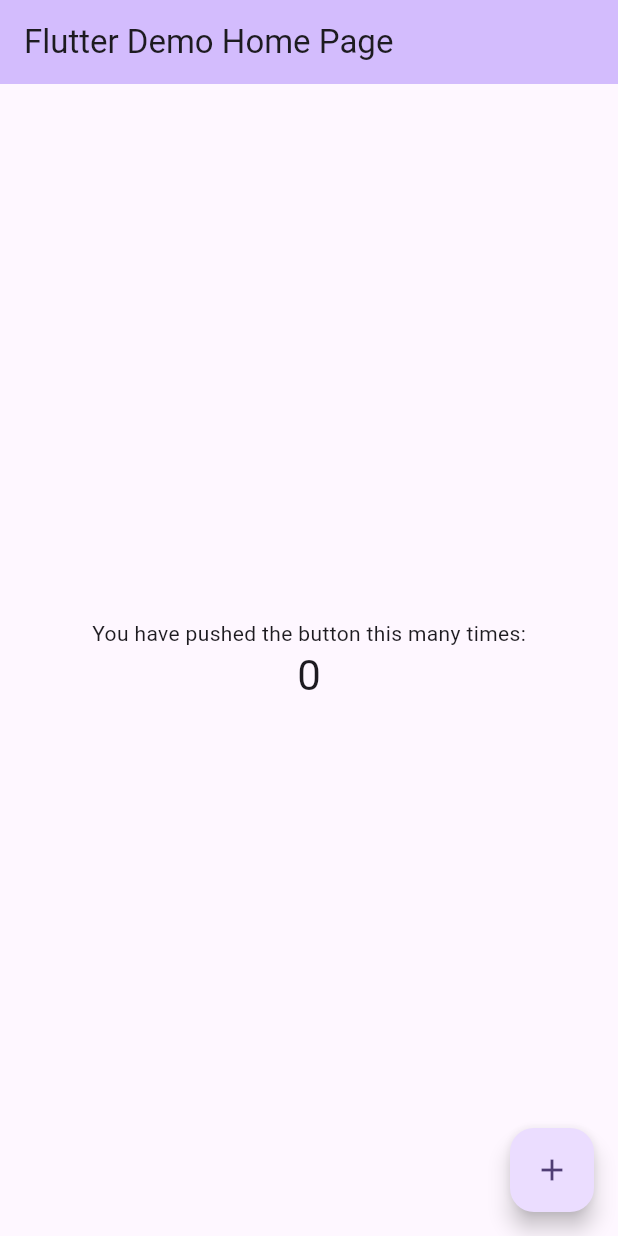
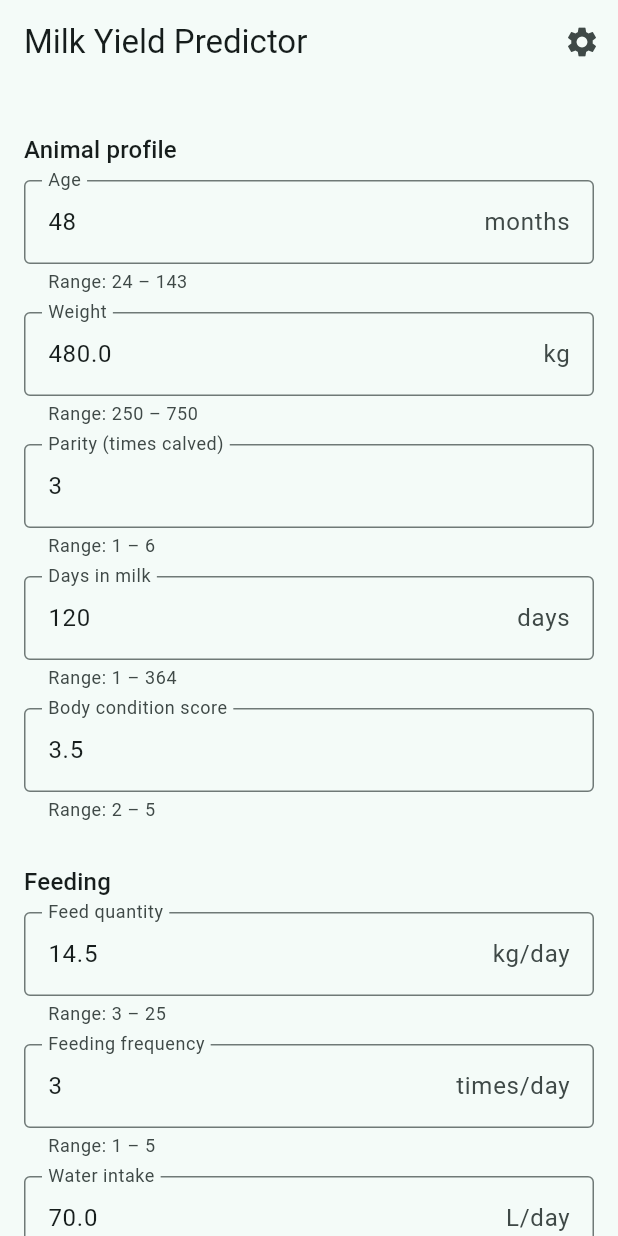
Before and after one commit to nabide63/regression-analysis-summative, a Flutter app: the screen it shows after launch, on a phone screen of 412 x 824 dp. Run offline on Flutter 3.47's test engine with Material 3 defaults, Android fonts, the phone set to English and light mode, and no system bars.

```diff
--- a/task3_flutter_app/lib/main.dart
+++ b/task3_flutter_app/lib/main.dart
@@ -1,122 +1,23 @@
 import 'package:flutter/material.dart';
 
+import 'screens/predict_screen.dart';
+
 void main() {
-  runApp(const MyApp());
+  runApp(const MilkYieldApp());
 }
 
-class MyApp extends StatelessWidget {
-  const MyApp({super.key});
+class MilkYieldApp extends StatelessWidget {
+  const MilkYieldApp({super.key});
 
-  // This widget is the root of your application.
   @override
   Widget build(BuildContext context) {
     return MaterialApp(
-      title: 'Flutter Demo',
+      title: 'Milk Yield Predictor',
       theme: ThemeData(
-        // This is the theme of your application.
-        //
-        // TRY THIS: Try running your application with "flutter run". You'll see
-        // the application has a purple toolbar. Then, without quitting the app,
-        // try changing the seedColor in the colorScheme below to Colors.green
-        // and then invoke "hot reload" (save your changes or press the "hot
-        // reload" button in a Flutter-supported IDE, or press "r" if you used
-        // the command line to start the app).
-        //
-        // Notice that the counter didn't reset back to zero; the application
-        // state is not lost during the reload. To reset the state, use hot
-        // restart instead.
-        //
-        // This works for code too, not just values: Most code changes can be
-        // tested with just a hot reload.
-        colorScheme: .fromSeed(seedColor: Colors.deepPurple),
+        colorScheme: ColorScheme.fromSeed(seedColor: Colors.teal),
+        useMaterial3: true,
       ),
-      home: const MyHomePage(title: 'Flutter Demo Home Page'),
+      home: const PredictScreen(),
     );
   }
 }
-
-class MyHomePage extends StatefulWidget {
-  const MyHomePage({super.key, required this.title});
-
-  // This widget is the home page of your application. It is stateful, meaning
-  // that it has a State object (defined below) that contains fields that affect
-  // how it looks.
-
-  // This class is the configuration for the state. It holds the values (in this
-  // case the title) provided by the parent (in this case the App widget) and
-  // used by the build method of the State. Fields in a Widget subclass are
-  // always marked "final".
-
-  final String title;
-
-  @override
-  State<MyHomePage> createState() => _MyHomePageState();
-}
-
-class _MyHomePageState extends State<MyHomePage> {
-  int _counter = 0;
-
-  void _incrementCounter() {
-    setState(() {
-      // This call to setState tells the Flutter framework that something has
-      // changed in this State, which causes it to rerun the build method below
-      // so that the display can reflect the updated values. If we changed
-      // _counter without calling setState(), then the build method would not be
-      // called again, and so nothing would appear to happen.
-      _counter++;
-    });
-  }
-
-  @override
-  Widget build(BuildContext context) {
-    // This method is rerun every time setState is called, for instance as done
-    // by the _incrementCounter method above.
-    //
-    // The Flutter framework has been optimized to make rerunning build methods
-    // fast, so that you can just rebuild anything that needs updating rather
-    // than having to individually change instances of widgets.
-    return Scaffold(
-      appBar: AppBar(
-        // TRY THIS: Try changing the color here to a specific color (to
-        // Colors.amber, perhaps?) and trigger a hot reload to see the AppBar
-        // change color while the other colors stay the same.
-        backgroundColor: Theme.of(context).colorScheme.inversePrimary,
-        // Here we take the value from the MyHomePage object that was created by
-        // the App.build method, and use it to set our appbar title.
-        title: Text(widget.title),
-      ),
-      body: Center(
-        // Center is a layout widget. It takes a single child and positions it
-        // in the middle of the parent.
-        child: Column(
-          // Column is also a layout widget. It takes a list of children and
-          // arranges them vertically. By default, it sizes itself to fit its
-          // children horizontally, and tries to be as tall as its parent.
-          //
-          // Column has various properties to control how it sizes itself and
-          // how it positions its children. Here we use mainAxisAlignment to
-          // center the children vertically; the main axis here is the vertical
-          // axis because Columns are vertical (the cross axis would be
-          // horizontal).
-          //
-          // TRY THIS: Invoke "debug painting" (choose the "Toggle Debug Paint"
-          // action in the IDE, or press "p" in the console), to see the
-          // wireframe for each widget.
-          mainAxisAlignment: .center,
-          children: [
-            const Text('You have pushed the button this many times:'),
-            Text(
-              '$_counter',
-              style: Theme.of(context).textTheme.headlineMedium,
-            ),
-          ],
-        ),
-      ),
-      floatingActionButton: FloatingActionButton(
-        onPressed: _incrementCounter,
-        tooltip: 'Increment',
-        child: const Icon(Icons.add),
-      ),
-    );
-  }
-}
--- /dev/null
+++ b/task3_flutter_app/lib/models/feature_specs.dart
@@ -0,0 +1,151 @@
+/// Feature definitions for the cow prediction form.
+///
+/// Mirrors task2_api/features.py and task2_api/schemas.py (field bounds,
+/// category values, and the example record) so the form only ever sends
+/// values the API's Pydantic validation will accept.
+library;
+
+class NumericFieldSpec {
+  final String key;
+  final String label;
+  final String unit;
+  final double min;
+  final double max;
+  final bool isInt;
+  final num defaultValue;
+
+  const NumericFieldSpec({
+    required this.key,
+    required this.label,
+    required this.unit,
+    required this.min,
+    required this.max,
+    required this.isInt,
+    required this.defaultValue,
+  });
+}
+
+class VaccineSpec {
+  final String key;
+  final String label;
+  final bool defaultValue;
+
+  const VaccineSpec({
+    required this.key,
+    required this.label,
+    required this.defaultValue,
+  });
+}
+
+class CategoricalSpec {
+  final String key;
+  final String label;
+  final List<String> options;
+  final String defaultValue;
+
+  const CategoricalSpec({
+    required this.key,
+    required this.label,
+    required this.options,
+    required this.defaultValue,
+  });
+}
+
+const List<NumericFieldSpec> animalProfileFields = [
+  NumericFieldSpec(key: 'Age_Months', label: 'Age', unit: 'months', min: 24, max: 143, isInt: true, defaultValue: 48),
+  NumericFieldSpec(key: 'Weight_kg', label: 'Weight', unit: 'kg', min: 250, max: 750, isInt: false, defaultValue: 480.0),
+  NumericFieldSpec(key: 'Parity', label: 'Parity (times calved)', unit: '', min: 1, max: 6, isInt: true, defaultValue: 3),
+  NumericFieldSpec(key: 'Days_in_Milk', label: 'Days in milk', unit: 'days', min: 1, max: 364, isInt: true, defaultValue: 120),
+  NumericFieldSpec(key: 'Body_Condition_Score', label: 'Body condition score', unit: '', min: 2.0, max: 5.0, isInt: false, defaultValue: 3.5),
+];
+
+const List<NumericFieldSpec> feedingFields = [
+  NumericFieldSpec(key: 'Feed_Quantity_kg', label: 'Feed quantity', unit: 'kg/day', min: 3.0, max: 25.0, isInt: false, defaultValue: 14.5),
+  NumericFieldSpec(key: 'Feeding_Frequency', label: 'Feeding frequency', unit: 'times/day', min: 1, max: 5, isInt: true, defaultValue: 3),
+  NumericFieldSpec(key: 'Water_Intake_L', label: 'Water intake', unit: 'L/day', min: 20.0, max: 120.0, isInt: false, defaultValue: 70.0),
+];
+
+const List<NumericFieldSpec> activityFields = [
+  NumericFieldSpec(key: 'Walking_Distance_km', label: 'Walking distance', unit: 'km/day', min: 0.5, max: 12.0, isInt: false, defaultValue: 4.0),
+  NumericFieldSpec(key: 'Grazing_Duration_hrs', label: 'Grazing duration', unit: 'hrs/day', min: 1.0, max: 14.0, isInt: false, defaultValue: 6.0),
+  NumericFieldSpec(key: 'Rumination_Time_hrs', label: 'Rumination time', unit: 'hrs/day', min: 4.0, max: 14.0, isInt: false, defaultValue: 8.0),
+  NumericFieldSpec(key: 'Resting_Hours', label: 'Resting hours', unit: 'hrs/day', min: 5.0, max: 18.0, isInt: false, defaultValue: 10.0),
+];
+
+const List<NumericFieldSpec> environmentFields = [
+  NumericFieldSpec(key: 'Ambient_Temperature_C', label: 'Ambient temperature', unit: '°C', min: -10.0, max: 45.0, isInt: false, defaultValue: 24.0),
+  NumericFieldSpec(key: 'Humidity_percent', label: 'Humidity', unit: '%', min: 10.0, max: 100.0, isInt: false, defaultValue: 55.0),
+  NumericFieldSpec(key: 'Housing_Score', label: 'Housing quality score', unit: '(0.3-1.0)', min: 0.3, max: 1.0, isInt: false, defaultValue: 0.7),
+];
+
+const List<NumericFieldSpec> milkingFields = [
+  NumericFieldSpec(key: 'Milking_Interval_hrs', label: 'Milking interval', unit: 'hrs', min: 6, max: 24, isInt: true, defaultValue: 12),
+  NumericFieldSpec(key: 'Previous_Week_Avg_Yield', label: 'Previous week avg yield', unit: 'L', min: 0.0, max: 38.67, isInt: false, defaultValue: 9.2),
+];
+
+const List<VaccineSpec> vaccineFields = [
+  VaccineSpec(key: 'FMD_Vaccine', label: 'Foot-and-mouth disease (FMD)', defaultValue: true),
+  VaccineSpec(key: 'Brucellosis_Vaccine', label: 'Brucellosis', defaultValue: true),
+  VaccineSpec(key: 'HS_Vaccine', label: 'Haemorrhagic septicaemia (HS)', defaultValue: false),
+  VaccineSpec(key: 'BQ_Vaccine', label: 'Black quarter (BQ)', defaultValue: false),
+  VaccineSpec(key: 'Anthrax_Vaccine', label: 'Anthrax', defaultValue: true),
+  VaccineSpec(key: 'IBR_Vaccine', label: 'Infectious bovine rhinotracheitis (IBR)', defaultValue: false),
+  VaccineSpec(key: 'BVD_Vaccine', label: 'Bovine viral diarrhea (BVD)', defaultValue: false),
+  VaccineSpec(key: 'Rabies_Vaccine', label: 'Rabies', defaultValue: true),
+];
+
+const List<String> breedOptions = [
+  'Africander', 'Ankole', 'Australian_Friesian_Sahiwal', 'Australian_Milking_Zebu',
+  'Ayrshire', 'Boran', 'Brown_Swiss', 'Butana', 'Danish_Red', 'Deoni',
+  'Exotic_Local_Cross', 'Fleckvieh', 'Gangatiri', 'Gir', 'Girolando', 'Guernsey',
+  'Hariana', 'Holstein-Friesian', 'Holstein_Zebu_Cross', 'Illawarra_Shorthorn',
+  'Jersey', 'Jersey_Zebu_Cross', 'Kankrej', 'Kenana', 'Krishna_Valley',
+  'Milking_Shorthorn', 'Montbeliarde', 'NDama', 'Normande', 'Norwegian_Red',
+  'Ongole', 'Rathi', 'Red_Poll_Africa', 'Red_Sindhi', 'Sahiwal', 'Simmental',
+  'Tharparkar', 'Tipo_Carora', 'White_Fulani', 'Zebu_Cross_Brazil',
+];
+
+const List<CategoricalSpec> categoricalFields = [
+  CategoricalSpec(key: 'Breed', label: 'Breed', options: breedOptions, defaultValue: 'Holstein-Friesian'),
+  CategoricalSpec(
+    key: 'Climate_Zone',
+    label: 'Climate zone',
+    options: ['Arid', 'Continental', 'Mediterranean', 'Subtropical', 'Temperate', 'Tropical'],
+    defaultValue: 'Tropical',
+  ),
+  CategoricalSpec(
+    key: 'Management_System',
+    label: 'Management system',
+    options: ['Extensive', 'Intensive', 'Mixed', 'Pastoral', 'Semi_Intensive'],
+    defaultValue: 'Mixed',
+  ),
+  CategoricalSpec(
+    key: 'Lactation_Stage',
+    label: 'Lactation stage',
+    options: ['Early', 'Mid', 'Late'],
+    defaultValue: 'Mid',
+  ),
+  CategoricalSpec(
+    key: 'Feed_Type',
+    label: 'Feed type',
+    options: [
+      'Concentrates', 'Crop_Residues', 'Dry_Fodder', 'Green_Fodder', 'Hay',
+      'Mixed_Feed', 'Pasture_Grass', 'Silage',
+    ],
+    defaultValue: 'Mixed_Feed',
+  ),
+  CategoricalSpec(
+    key: 'Season',
+    label: 'Season',
+    options: ['Autumn', 'Monsoon', 'Spring', 'Summer', 'Winter'],
+    defaultValue: 'Summer',
+  ),
+];
+
+const List<NumericFieldSpec> allNumericFields = [
+  ...animalProfileFields,
+  ...feedingFields,
+  ...activityFields,
+  ...environmentFields,
+  ...milkingFields,
+];
--- /dev/null
+++ b/task3_flutter_app/lib/screens/predict_screen.dart
@@ -0,0 +1,315 @@
+import 'package:flutter/material.dart';
+
+import '../models/feature_specs.dart';
+import '../services/api_service.dart';
+
+class PredictScreen extends StatefulWidget {
+  const PredictScreen({super.key});
+
+  @override
+  State<PredictScreen> createState() => _PredictScreenState();
+}
+
+class _PredictScreenState extends State<PredictScreen> {
+  final _formKey = GlobalKey<FormState>();
+  late PredictionApi _api;
+  late TextEditingController _baseUrlController;
+
+  final Map<String, TextEditingController> _numericControllers = {};
+  final Map<String, bool> _vaccineValues = {};
+  final Map<String, String> _categoricalValues = {};
+
+  bool _loading = false;
+  String? _error;
+  double? _result;
+
+  @override
+  void initState() {
+    super.initState();
+    _baseUrlController = TextEditingController(text: 'http://127.0.0.1:8000');
+    _api = PredictionApi(baseUrl: _baseUrlController.text);
+
+    for (final spec in allNumericFields) {
+      _numericControllers[spec.key] = TextEditingController(
+        text: spec.isInt
+            ? spec.defaultValue.toInt().toString()
+            : spec.defaultValue.toString(),
+      );
+    }
+    for (final spec in vaccineFields) {
+      _vaccineValues[spec.key] = spec.defaultValue;
+    }
+    for (final spec in categoricalFields) {
+      _categoricalValues[spec.key] = spec.defaultValue;
+    }
+  }
+
+  @override
+  void dispose() {
+    _baseUrlController.dispose();
+    for (final c in _numericControllers.values) {
+      c.dispose();
+    }
+    super.dispose();
+  }
+
+  Future<void> _editBaseUrl() async {
+    final controller = TextEditingController(text: _baseUrlController.text);
+    final updated = await showDialog<String>(
+      context: context,
+      builder: (context) => AlertDialog(
+        title: const Text('API base URL'),
+        content: TextField(
+          controller: controller,
+          decoration: const InputDecoration(
+            hintText: 'http://127.0.0.1:8000',
+            helperText: 'Use http://10.0.2.2:8000 from an Android emulator.',
+          ),
+          keyboardType: TextInputType.url,
+        ),
+        actions: [
+          TextButton(
+            onPressed: () => Navigator.of(context).pop(),
+            child: const Text('Cancel'),
+          ),
+          FilledButton(
+            onPressed: () => Navigator.of(context).pop(controller.text.trim()),
+            child: const Text('Save'),
+          ),
+        ],
+      ),
+    );
+    if (updated != null && updated.isNotEmpty) {
+      setState(() {
+        _baseUrlController.text = updated;
+        _api = PredictionApi(baseUrl: updated);
+      });
+    }
+  }
+
+  Future<void> _submit() async {
+    final form = _formKey.currentState;
+    if (form == null || !form.validate()) return;
+
+    setState(() {
+      _loading = true;
+      _error = null;
+      _result = null;
+    });
+
+    final payload = <String, dynamic>{};
+    for (final spec in allNumericFields) {
+      final text = _numericControllers[spec.key]!.text;
+      final value = num.parse(text);
+      payload[spec.key] = spec.isInt ? value.toInt() : value.toDouble();
+    }
+    for (final spec in vaccineFields) {
+      payload[spec.key] = (_vaccineValues[spec.key]! ? 1 : 0);
+    }
+    for (final spec in categoricalFields) {
+      payload[spec.key] = _categoricalValues[spec.key];
+    }
+
+    try {
+      final prediction = await _api.predict(payload);
+      setState(() => _result = prediction);
+    } on ApiException catch (e) {
+      setState(() => _error = e.message);
+    } finally {
+      setState(() => _loading = false);
+    }
+  }
+
+  @override
+  Widget build(BuildContext context) {
+    return Scaffold(
+      appBar: AppBar(
+        title: const Text('Milk Yield Predictor'),
+        actions: [
+          IconButton(
+            icon: const Icon(Icons.settings),
+            tooltip: 'API base URL',
+            onPressed: _editBaseUrl,
+          ),
+        ],
+      ),
+      body: Form(
+        key: _formKey,
+        child: ListView(
+          padding: const EdgeInsets.all(16),
+          children: [
+            _buildResultCard(context),
+            const SizedBox(height: 8),
+            _buildSection(context, 'Animal profile', animalProfileFields),
+            _buildSection(context, 'Feeding', feedingFields),
+            _buildSection(context, 'Activity', activityFields),
+            _buildSection(context, 'Environment & housing', environmentFields),
+            _buildSection(context, 'Milking', milkingFields),
+            _buildVaccineSection(context),
+            _buildCategoricalSection(context),
+            const SizedBox(height: 24),
+            FilledButton.icon(
+              onPressed: _loading ? null : _submit,
+              icon: _loading
+                  ? const SizedBox(
+                      width: 16,
+                      height: 16,
+                      child: CircularProgressIndicator(strokeWidth: 2),
+                    )
+                  : const Icon(Icons.query_stats),
+              label: Text(_loading ? 'Predicting…' : 'Predict milk yield'),
+              style: FilledButton.styleFrom(padding: const EdgeInsets.all(16)),
+            ),
+            const SizedBox(height: 32),
+          ],
+        ),
+      ),
+    );
+  }
+
+  Widget _buildResultCard(BuildContext context) {
+    if (_error != null) {
+      return Card(
+        color: Theme.of(context).colorScheme.errorContainer,
+        child: Padding(
+          padding: const EdgeInsets.all(16),
+          child: Row(
+            children: [
+              Icon(Icons.error_outline, color: Theme.of(context).colorScheme.onErrorContainer),
+              const SizedBox(width: 12),
+              Expanded(
+                child: Text(
+                  _error!,
+                  style: TextStyle(color: Theme.of(context).colorScheme.onErrorContainer),
+                ),
+              ),
+            ],
+          ),
+        ),
+      );
+    }
+    if (_result != null) {
+      return Card(
+        color: Theme.of(context).colorScheme.primaryContainer,
+        child: Padding(
+          padding: const EdgeInsets.all(16),
+          child: Column(
+            crossAxisAlignment: CrossAxisAlignment.start,
+            children: [
+              Text(
+                'Predicted daily milk yield',
+                style: Theme.of(context).textTheme.labelLarge?.copyWith(
+                      color: Theme.of(context).colorScheme.onPrimaryContainer,
+                    ),
+              ),
+              const SizedBox(height: 4),
+              Text(
+                '${_result!.toStringAsFixed(2)} L',
+                style: Theme.of(context).textTheme.headlineMedium?.copyWith(
+                      color: Theme.of(context).colorScheme.onPrimaryContainer,
+                      fontWeight: FontWeight.bold,
+                    ),
+              ),
+            ],
+          ),
+        ),
+      );
+    }
+    return const SizedBox.shrink();
+  }
+
+  Widget _buildSection(BuildContext context, String title, List<NumericFieldSpec> specs) {
+    return Padding(
+      padding: const EdgeInsets.only(bottom: 8),
+      child: Column(
+        crossAxisAlignment: CrossAxisAlignment.start,
+        children: [
+          Padding(
+            padding: const EdgeInsets.symmetric(vertical: 8),
+            child: Text(title, style: Theme.of(context).textTheme.titleMedium),
+          ),
+          ...specs.map((spec) => Padding(
+                padding: const EdgeInsets.only(bottom: 12),
+                child: TextFormField(
+                  controller: _numericControllers[spec.key],
+                  keyboardType: TextInputType.numberWithOptions(decimal: !spec.isInt, signed: spec.min < 0),
+                  decoration: InputDecoration(
+                    labelText: spec.label,
+                    suffixText: spec.unit.isEmpty ? null : spec.unit,
+                    helperText: 'Range: ${_fmt(spec.min)} – ${_fmt(spec.max)}',
+                    border: const OutlineInputBorder(),
+                  ),
+                  validator: (value) => _validateNumeric(value, spec),
+                ),
+              )),
+        ],
+      ),
+    );
+  }
+
+  String _fmt(double v) => v == v.roundToDouble() ? v.toInt().toString() : v.toString();
+
+  String? _validateNumeric(String? value, NumericFieldSpec spec) {
+    if (value == null || value.trim().isEmpty) return 'Required';
+    final parsed = num.tryParse(value);
+    if (parsed == null) return 'Enter a valid number';
+    if (spec.isInt && parsed != parsed.roundToDouble()) return 'Enter a whole number';
+    if (parsed < spec.min || parsed > spec.max) {
+      return 'Must be between ${_fmt(spec.min)} and ${_fmt(spec.max)}';
+    }
+    return null;
+  }
+
+  Widget _buildVaccineSection(BuildContext context) {
+    return Padding(
+      padding: const EdgeInsets.only(bottom: 8),
+      child: Column(
+        crossAxisAlignment: CrossAxisAlignment.start,
+        children: [
+          Padding(
+            padding: const EdgeInsets.symmetric(vertical: 8),
+            child: Text('Vaccinations', style: Theme.of(context).textTheme.titleMedium),
+          ),
+          ...vaccineFields.map((spec) => SwitchListTile(
+                contentPadding: EdgeInsets.zero,
+                title: Text(spec.label),
+                value: _vaccineValues[spec.key]!,
+                onChanged: (value) => setState(() => _vaccineValues[spec.key] = value),
+              )),
+        ],
+      ),
+    );
+  }
+
+  Widget _buildCategoricalSection(BuildContext context) {
+    return Padding(
+      padding: const EdgeInsets.only(bottom: 8),
+      child: Column(
+        crossAxisAlignment: CrossAxisAlignment.start,
+        children: [
+          Padding(
+            padding: const EdgeInsets.symmetric(vertical: 8),
+            child: Text('Farm context', style: Theme.of(context).textTheme.titleMedium),
+          ),
+          ...categoricalFields.map((spec) => Padding(
+                padding: const EdgeInsets.only(bottom: 12),
+                child: DropdownButtonFormField<String>(
+                  initialValue: _categoricalValues[spec.key],
+                  decoration: InputDecoration(
+                    labelText: spec.label,
+                    border: const OutlineInputBorder(),
+                  ),
+                  items: spec.options
+                      .map((o) => DropdownMenuItem(value: o, child: Text(o.replaceAll('_', ' '))))
+                      .toList(),
+                  onChanged: (value) {
+                    if (value != null) setState(() => _categoricalValues[spec.key] = value);
+                  },
+                  isExpanded: true,
+                ),
+              )),
+        ],
+      ),
+    );
+  }
+}
--- /dev/null
+++ b/task3_flutter_app/lib/services/api_service.dart
@@ -0,0 +1,68 @@
+import 'dart:convert';
+
+import 'package:http/http.dart' as http;
+
+class ApiException implements Exception {
+  final String message;
+  ApiException(this.message);
+
+  @override
+  String toString() => message;
+}
+
+/// Thin client for the Task 2 FastAPI service (main.py: POST /predict).
+class PredictionApi {
+  String baseUrl;
+
+  PredictionApi({required this.baseUrl});
+
+  Future<double> predict(Map<String, dynamic> features) async {
+    final uri = Uri.parse('$baseUrl/predict');
+
+    http.Response response;
+    try {
+      response = await http
+          .post(
+            uri,
+            headers: {'Content-Type': 'application/json'},
+            body: jsonEncode(features),
+          )
+          .timeout(const Duration(seconds: 15));
+    } catch (e) {
+      throw ApiException('Could not reach the API at $baseUrl.\n($e)');
+    }
+
+    dynamic body;
+    try {
+      body = jsonDecode(response.body);
+    } catch (_) {
+      body = null;
+    }
+
+    if (response.statusCode != 200) {
+      throw ApiException(_extractDetail(body, response.statusCode));
+    }
+
+    final prediction = body is Map ? body['predicted_milk_yield_l'] : null;
+    if (prediction is! num) {
+      throw ApiException('Unexpected response from API: ${response.body}');
+    }
+    return prediction.toDouble();
+  }
+
+  String _extractDetail(dynamic body, int statusCode) {
+    final detail = body is Map ? body['detail'] : null;
+    if (detail == null) return 'Request failed with status $statusCode.';
+    if (detail is String) return detail;
+    if (detail is List) {
+      return detail.map((e) {
+        if (e is Map && e['msg'] != null) {
+          final loc = e['loc'] is List ? (e['loc'] as List).join('.') : '';
+          return '$loc: ${e['msg']}';
+        }
+        return e.toString();
+      }).join('\n');
+    }
+    return detail.toString();
+  }
+}
--- a/task3_flutter_app/pubspec.yaml
+++ b/task3_flutter_app/pubspec.yaml
@@ -34,6 +34,9 @@ dependencies:
   # The following adds the Cupertino Icons font to your application.
   # Use with the CupertinoIcons class for iOS style icons.
   cupertino_icons: ^1.0.8
+
+  # HTTP client used to call the Task 2 FastAPI backend.
+  http: ^1.2.2
 
 dev_dependencies:
   flutter_test:
```
Also changed, not shown: task3_flutter_app/pubspec.lock.
